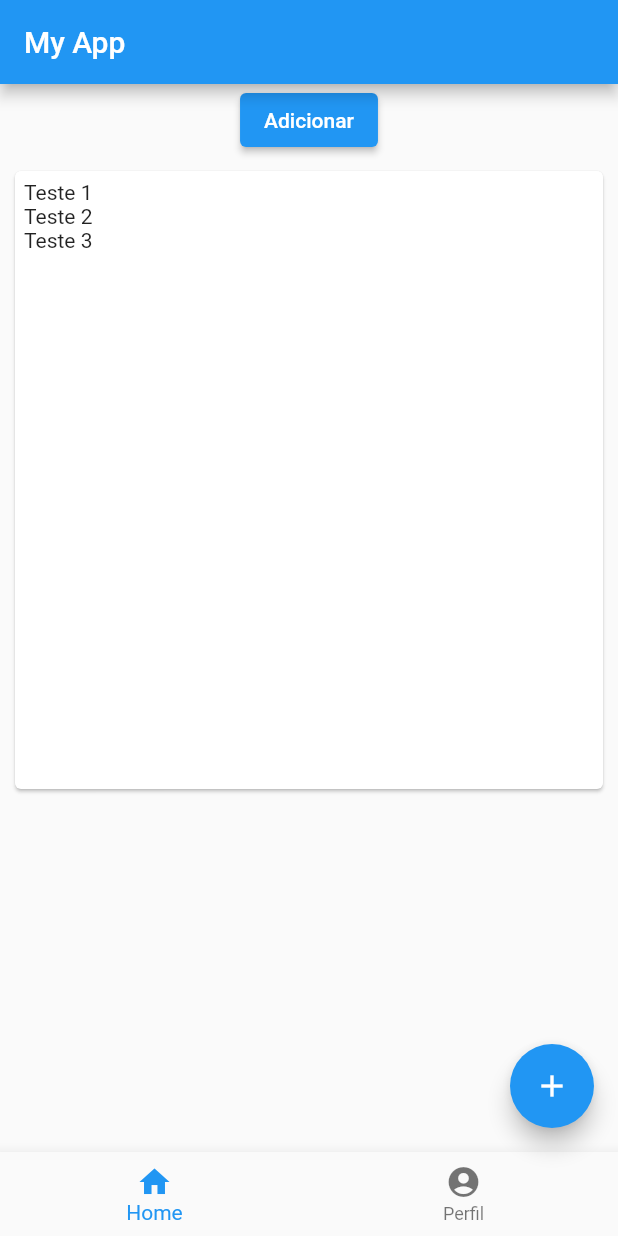
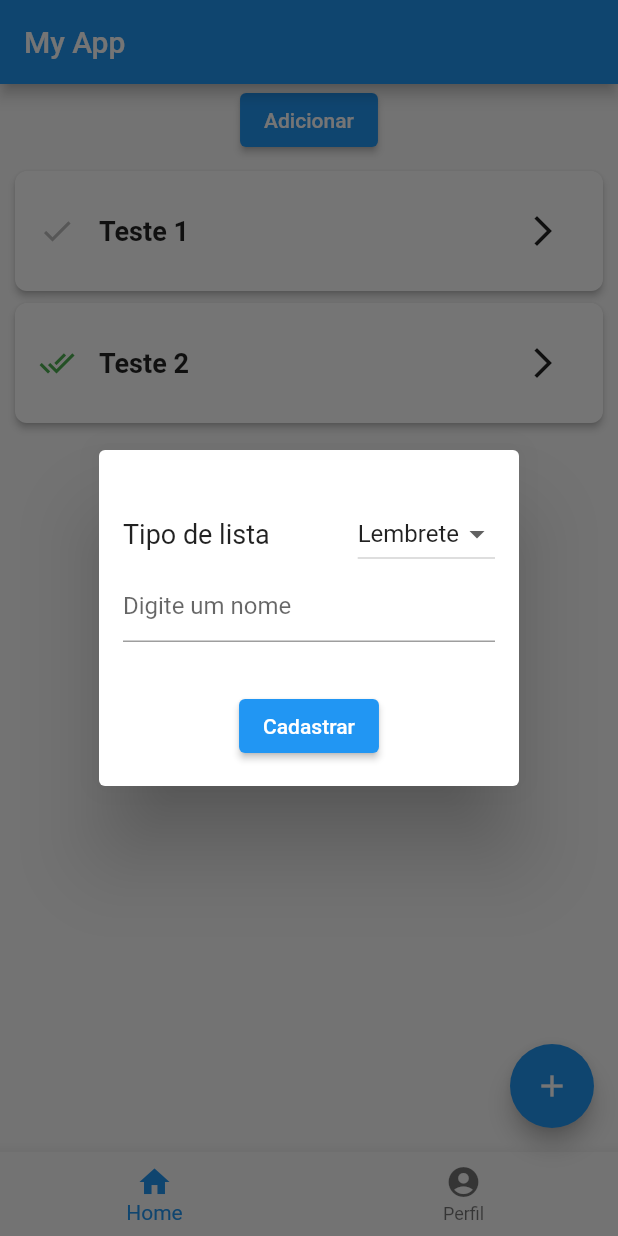
Before and after one commit to leandrosax10/MJVSchool_Flutter, a Flutter app: the screen it shows after launch, after a tap on "Adicionar", on a phone screen of 412 x 824 dp. Run offline on Flutter 3.47's test engine with Material 2 defaults, Android fonts, the phone set to English and light mode, and no system bars.

Commit message:
feat: Criação da lista de tarefas e validações

```diff
--- a/lib/entities/afazerChecklist_entity.dart
+++ b/lib/entities/afazerChecklist_entity.dart
@@ -1,6 +1,6 @@
 class AfazerCheckListEntity {
   String titulo;
-  bool isChecked;
+  bool? isChecked;
 
-  AfazerCheckListEntity({required this.titulo, required this.isChecked});
+  AfazerCheckListEntity({required this.titulo,  this.isChecked});
 }
--- a/lib/entities/afazer_entity.dart
+++ b/lib/entities/afazer_entity.dart
@@ -14,7 +14,7 @@ class AfazerEntity {
       required this.titulo,
       required this.dataInicio,
       required this.dataFim,
-      required this.isConcluido,
+      this.isConcluido,
       this.conteudos,
       this.image});
 }
--- a/lib/pages/home/abas/afazeres_tab.dart
+++ b/lib/pages/home/abas/afazeres_tab.dart
@@ -1,7 +1,8 @@
 import 'package:flutter/material.dart';
 import 'package:school/components/spacer_component.dart';
-import '../../../components/iconButton_component.dart';
+import 'package:school/pages/home/components/item_widget.dart';
 import '../../../entities/afazer_entity.dart';
+import '../components/novo_item_widget.dart';
 
 class AfazeresTab extends StatefulWidget {
   final int valorInicial;
@@ -19,16 +20,23 @@ class _AfazeresTab extends State<AfazeresTab> {
 
 //Função para adicionar um item
   void handleAdicionar() {
+    //showDialog cria modal!
+    showDialog(
+      context: context,
+      builder: (context) {
+        return SimpleDialog(
+          contentPadding: const EdgeInsets.all(16),
+          children: [
+            NovoItemWidget(callback: (item) {
+              _listaAfazeres.add(item);
               setState(() {
-      _listaAfazeres.add(
-        AfazerEntity(
-            uuid: 'teste3',
-            titulo: 'Teste 3',
-            dataInicio: DateTime.now(),
-            dataFim: DateTime.now(),
-            isConcluido: false),
+                _listaAfazeres = _listaAfazeres;
+              });
+            })
+          ],
         );
-    });
+      },
+    );
   }
 
 //Função para remover um item
@@ -69,9 +77,6 @@ class _AfazeresTab extends State<AfazeresTab> {
         ),
         Container(
           padding: const EdgeInsets.all(6),
-          child: Card(
-              child: Padding(
-            padding: const EdgeInsets.all(6),
           child: SizedBox(
             width: MediaQuery.of(context).size.width,
             height: 400,
@@ -88,14 +93,16 @@ class _AfazeresTab extends State<AfazeresTab> {
                       handleEcluir(index);
                     }
                   },
-                    child: Text(item.titulo),
-
+                  child: ItemWidget(
+                    item: item,
+                    onPressed: () {
+                      handleAdicionar();
+                    },
+                  ),
                 );
               },
             ),
-
           ),
-          )),
         ),
         const SpacerComponent(),
       ],
--- /dev/null
+++ b/lib/pages/home/components/item_widget.dart
@@ -0,0 +1,50 @@
+import 'package:flutter/material.dart';
+import 'package:school/components/iconButton_component.dart';
+import 'package:school/components/spacer_component.dart';
+import 'package:school/entities/afazer_entity.dart';
+
+class ItemWidget extends StatelessWidget {
+  final AfazerEntity item;
+  final Function() onPressed;
+
+  const ItemWidget({
+    super.key,
+    required this.item,
+    required this.onPressed,
+  });
+
+  Widget status() {
+    final icon = item.isConcluido == true ? Icons.done_all : Icons.done;
+    final color = item.isConcluido == true ? Colors.green : Colors.grey[400];
+    return Icon(icon, color: color);
+  }
+
+  @override
+  Widget build(BuildContext context) {
+    return SizedBox(
+      width: double.infinity,
+      child: Card(
+        elevation: 2.0,
+        shape: RoundedRectangleBorder(
+          borderRadius: BorderRadius.circular(8),
+        ),
+        child: Padding(
+          padding: const EdgeInsets.all(16.0),
+          child: Row(children: [
+            status(),
+            const SpacerComponent(isHorizontal: true),
+            Text(
+              item.titulo,
+              style: const TextStyle(fontSize: 18, fontWeight: FontWeight.bold),
+            ),
+            const SpacerComponent(isFull: true),
+            IconButtonComponent(
+              icon: Icons.arrow_forward_ios,
+              onPressed: onPressed,
+            )
+          ]),
+        ),
+      ),
+    );
+  }
+}
--- /dev/null
+++ b/lib/pages/home/components/novo_item_widget.dart
@@ -0,0 +1,164 @@
+import 'package:flutter/material.dart';
+import 'package:school/components/iconButton_component.dart';
+import 'package:school/components/spacer_component.dart';
+import 'package:school/entities/afazerChecklist_entity.dart';
+
+import '../../../entities/afazer_entity.dart';
+
+class NovoItemWidget extends StatefulWidget {
+  final void Function(AfazerEntity item) callback;
+  const NovoItemWidget({super.key, required this.callback});
+
+  @override
+  State<NovoItemWidget> createState() => _NovoItemWidgetStateState();
+}
+
+enum TipoLista {
+  lembrete,
+  tarefa,
+}
+
+class _NovoItemWidgetStateState extends State<NovoItemWidget> {
+  final _formKey = GlobalKey<FormState>();
+  final _formKeyTarefas = GlobalKey<FormState>();
+  final _titleController = TextEditingController();
+
+  List<TextEditingController> itens = [];
+  TipoLista dropdowValue = TipoLista.lembrete;
+
+  Widget defaultCheckItem(TextEditingController controller) {
+    return CheckboxListTile(
+      title: TextFormField(
+        controller: controller,
+        decoration:
+            const InputDecoration(hintText: 'Digite um nome para a tarefa'),
+        validator: (value) {
+          return (value == null || value.isEmpty)
+              ? 'Por favor digite um nome'
+              : null;
+        },
+      ),
+      controlAffinity: ListTileControlAffinity.leading,
+      contentPadding: const EdgeInsets.all(0),
+      value: false,
+      onChanged: null,
+    );
+  }
+
+  void handleSubmit() {
+    final isValido = _formKey.currentState!.validate();
+    if (isValido) {
+      final item = AfazerEntity(
+        uuid: 'xpto',
+        titulo: _titleController.text,
+        dataInicio: DateTime.now(),
+        dataFim: DateTime.now(),
+        conteudos: [],
+      );
+
+      bool valid = false;
+      if (dropdowValue == TipoLista.tarefa) {
+        final isTarefasValidas = _formKeyTarefas.currentState!.validate();
+        if (isTarefasValidas) {
+          valid = true;
+          for (final value in itens) {
+            item.conteudos!.add(AfazerCheckListEntity(titulo: value.text));
+          }
+        }
+      } else {
+        valid = true;
+      }
+
+      if (valid) {
+        widget.callback(item);
+        Navigator.pop(context);
+      }
+    }
+  }
+
+  void addItem() {
+    if (dropdowValue == TipoLista.tarefa) {
+      itens.add(TextEditingController());
+      setState(() {
+        itens = itens;
+      });
+    }
+  }
+
+  @override
+  void initState() {
+    super.initState();
+    _titleController.text = '';
+  }
+
+  @override
+  Widget build(BuildContext context) {
+    return Form(
+      key: _formKey,
+      child: Column(
+        children: [
+          const SpacerComponent(),
+          Row(
+            children: [
+              const Text('Tipo de lista', style: TextStyle(fontSize: 18)),
+              const SpacerComponent(isFull: true),
+              DropdownButton(
+                value: dropdowValue,
+                items: const [
+                  DropdownMenuItem(
+                    value: TipoLista.lembrete,
+                    child: Text('Lembrete'),
+                  ),
+                  DropdownMenuItem(
+                    value: TipoLista.tarefa,
+                    child: Text('Tarefas'),
+                  ),
+                ],
+                onChanged: (value) {
+                  setState(() {
+                    dropdowValue = value!;
+                  });
+                },
+              )
+            ],
+          ),
+          TextFormField(
+            controller: _titleController,
+            decoration: const InputDecoration(hintText: 'Digite um nome'),
+            validator: (value) {
+              if (value == null || value.isEmpty) {
+                return 'Por favor, digite um nome';
+              }
+              return null;
+            },
+          ),
+          const SpacerComponent(),
+          if (dropdowValue == TipoLista.tarefa)
+            Row(
+              children: [
+                const Text('Lista: '),
+                const SpacerComponent(isFull: true),
+                IconButtonComponent(
+                  onPressed: addItem,
+                  size: 16,
+                  icon: Icons.add,
+                ),
+              ],
+            ),
+          if (dropdowValue == TipoLista.tarefa)
+            Form(
+              key: _formKeyTarefas,
+              child: Column(
+                children: itens.map(defaultCheckItem).toList(),
+              ),
+            ),
+          const SpacerComponent(),
+          ElevatedButton(
+            onPressed: handleSubmit,
+            child: const Text('Cadastrar'),
+          ),
+        ],
+      ),
+    );
+  }
+}
```
Lines whose indentation alone changed are shown as unchanged.
